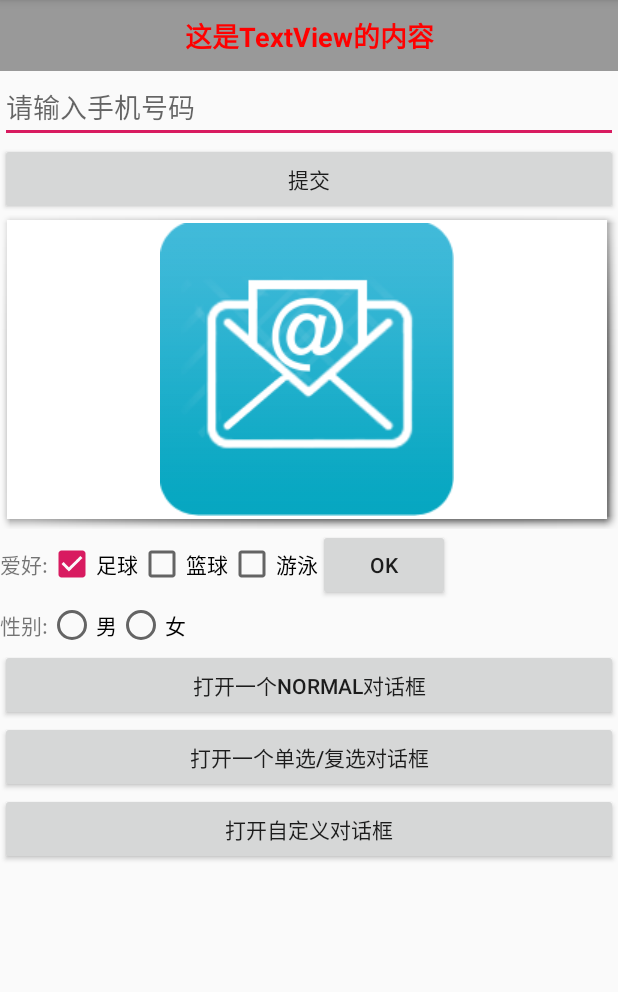
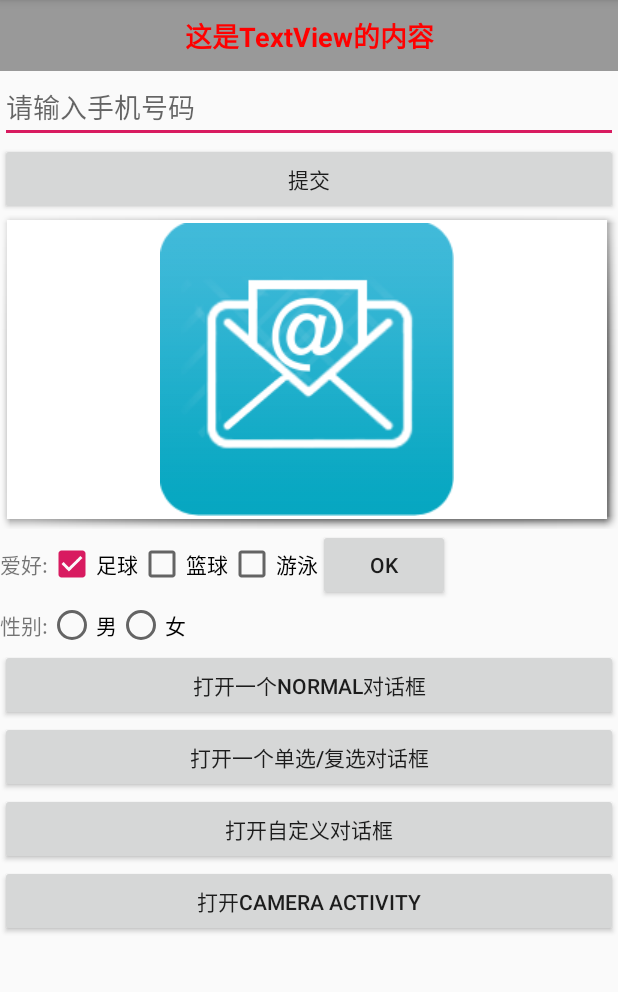
Before and after one commit to zhenhunfan/learn, an Android app: the screen it shows after launch (MainActivity), on a phone screen of 412 x 824 dp, the part 84-1076 px from its top. Run offline under Robolectric (Android 15) with nearby library versions, the phone set to English and light mode, and no system bars.

Commit message:
添加案例，拍照并显示

```diff
--- a/android/05.UIComponentTest/app/src/main/AndroidManifest.xml
+++ b/android/05.UIComponentTest/app/src/main/AndroidManifest.xml
@@ -11,6 +11,7 @@
         android:supportsRtl="true"
         android:theme="@style/AppTheme"
         tools:ignore="GoogleAppIndexingWarning">
+        <activity android:name=".CameraActivity"></activity>
         <activity android:name=".MainActivity">
             <intent-filter>
                 <action android:name="android.intent.action.MAIN" />
--- a/android/05.UIComponentTest/app/src/main/res/layout/activity_main.xml
+++ b/android/05.UIComponentTest/app/src/main/res/layout/activity_main.xml
@@ -133,5 +133,12 @@
             android:layout_height="wrap_content"
             android:onClick="startCustomDialog"
             android:text="打开自定义对话框" />
+
+        <Button
+            android:id="@+id/btn_open_camera_activity"
+            android:layout_width="match_parent"
+            android:layout_height="wrap_content"
+            android:onClick="startCameraActivity"
+            android:text="打开Camera Activity" />
     </LinearLayout>
 </ScrollView>
```
Also changed, not shown: android/05.UIComponentTest/app/src/main/java/com/zhenhunfan/ui/component/test/CameraActivity.java (added, +55 -0 lines), android/05.UIComponentTest/app/src/main/java/com/zhenhunfan/ui/component/test/MainActivity.java (+10 -0 lines), android/05.UIComponentTest/app/src/main/res/layout/activity_camera.xml (added, +20 -0 lines).
